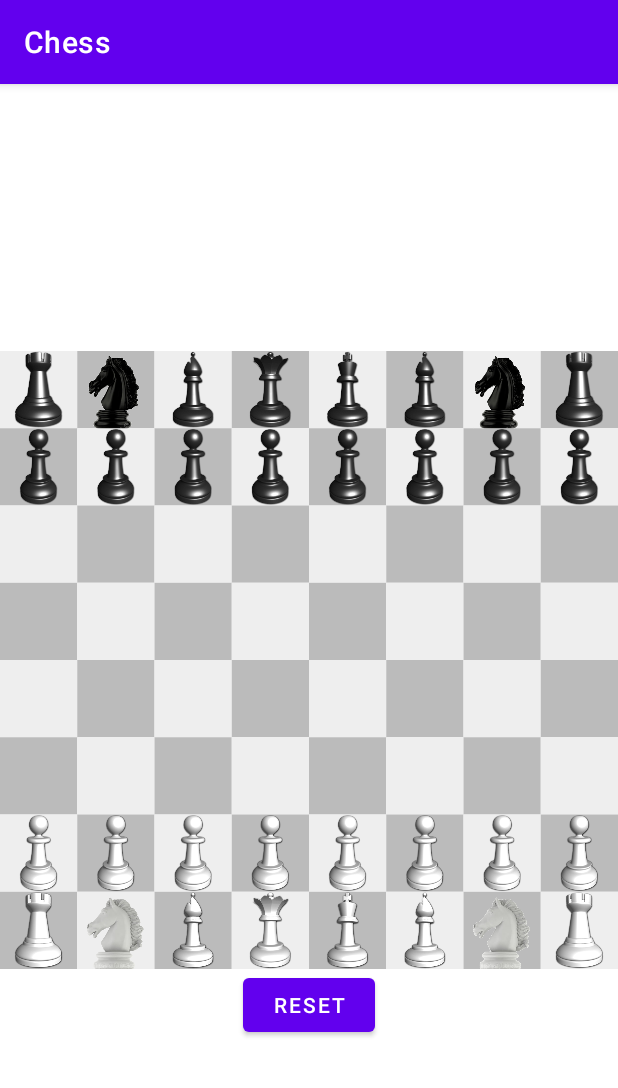
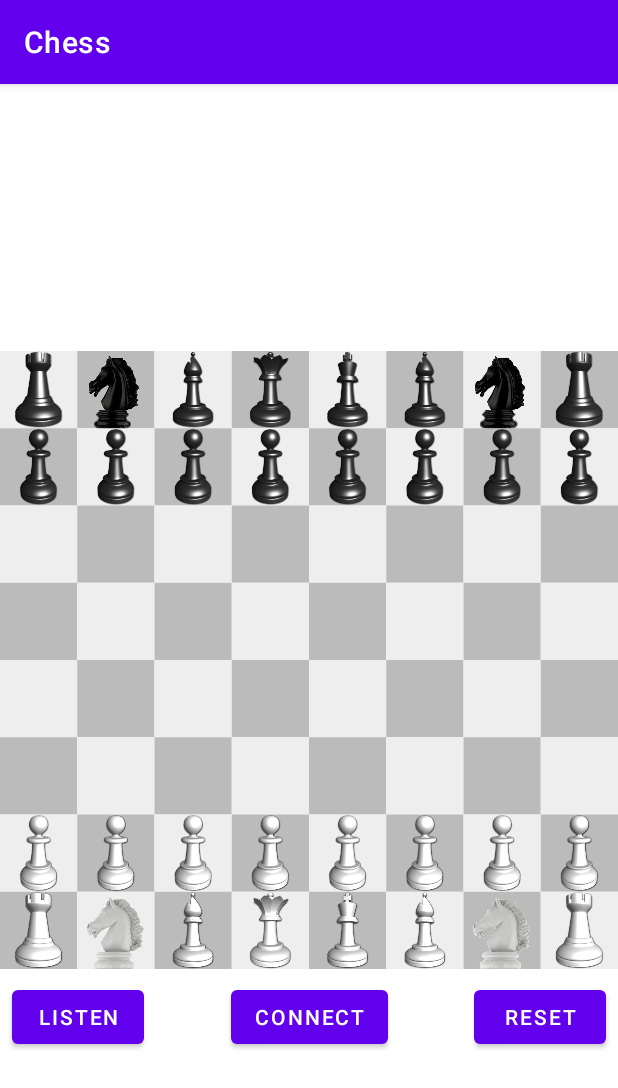
Before and after one commit to Sergun1Kirill/chess-android-kotlin, an Android app: the screen it shows after launch (MainActivity), on a phone screen of 412 x 824 dp. Shown: the top 1088 px of the screen. Run offline under Robolectric (Android 15) with nearby library versions, the phone set to English and light mode, and no system bars.

```diff
--- a/chess/app/src/main/AndroidManifest.xml
+++ b/chess/app/src/main/AndroidManifest.xml
@@ -1,6 +1,8 @@
 <?xml version="1.0" encoding="utf-8"?>
 <manifest xmlns:android="http://schemas.android.com/apk/res/android"
     package="com.sergun.chess">
+
+    <uses-permission android:name="android.permission.INTERNET"/>
 
     <application
         android:allowBackup="true"
@@ -9,6 +11,7 @@
         android:roundIcon="@mipmap/ic_launcher_round"
         android:supportsRtl="true"
         android:theme="@style/Theme.Chess">
+
         <activity
             android:name=".MainActivity"
             android:exported="true"
--- a/chess/app/src/main/java/com/sergun/chess/MainActivity.kt
+++ b/chess/app/src/main/java/com/sergun/chess/MainActivity.kt
@@ -4,6 +4,10 @@ import androidx.appcompat.app.AppCompatActivity
 import android.os.Bundle
 import android.util.Log
 import android.widget.Button
+import java.io.PrintWriter
+import java.net.Socket
+import java.util.*
+import java.util.concurrent.Executors
 
 const val TAG = "MainActivity"
 
@@ -24,6 +28,27 @@ class MainActivity : AppCompatActivity(), ChessDelegate {
             chessView.invalidate()
 
         }
+        findViewById<Button>(R.id.listen_button).setOnClickListener{
+            Log.d(TAG, "Socket server listening on port ...")
+        }
+
+        findViewById<Button>(R.id.connect_button).setOnClickListener{
+            Log.d(TAG, "Socket client connecting to addr:port...")
+            Executors.newSingleThreadExecutor().execute{
+                val socket = Socket("192.168.100.7", 50000) //192.168.100.7
+                val scanner = Scanner(socket.getInputStream())
+                val printWriter = PrintWriter(socket.getOutputStream())
+                while(scanner.hasNextLine())
+                {
+                   val move : List<Int> = scanner.nextLine().split(",").map { it.toInt() }
+                    runOnUiThread{
+                        movePiece(move[0], move[1], move[2], move[3])
+                    }
+                }
+            }
+        }
+
+
     }
 
     override fun pieceAt(col: Int, row: Int): ChessPiece? {
--- a/chess/app/src/main/res/layout/activity_main.xml
+++ b/chess/app/src/main/res/layout/activity_main.xml
@@ -5,7 +5,7 @@
     android:id="@+id/linearLayout"
     android:layout_width="match_parent"
     android:layout_height="match_parent"
-    android:layout_gravity="center">
+    android:gravity="center">
 
 
     <com.sergun.chess.ChessView
@@ -17,14 +17,50 @@
         app:layout_constraintTop_toTopOf="parent">
 
     </com.sergun.chess.ChessView>
+    <androidx.constraintlayout.widget.ConstraintLayout
+        android:layout_width="match_parent"
+        android:layout_height="wrap_content"
+        android:gravity="center"
+        android:orientation="vertical"
+        tools:ignore="MissingConstraints">
+
+
+    </androidx.constraintlayout.widget.ConstraintLayout>
 
     <Button
         android:id="@+id/reset_button"
         android:layout_width="wrap_content"
         android:layout_height="wrap_content"
+        android:layout_marginTop="12dp"
+        android:layout_margin="8dp"
         android:text="@string/reset_button"
+
         app:layout_constraintEnd_toEndOf="parent"
+
+        app:layout_constraintTop_toBottomOf="@+id/chess_view"
+        tools:ignore="MissingConstraints" />
+
+    <Button
+        android:id="@+id/connect_button"
+        android:layout_width="wrap_content"
+        android:layout_height="wrap_content"
+        android:layout_marginTop="12dp"
+        android:layout_margin="8dp"
+        android:text="@string/connect_button"
+        app:layout_constraintEnd_toStartOf="@+id/reset_button"
+        app:layout_constraintStart_toEndOf="@+id/listen_button"
+        app:layout_constraintTop_toBottomOf="@+id/chess_view"
+        tools:ignore="MissingConstraints" />
+
+    <Button
+        android:id="@+id/listen_button"
+        android:layout_width="wrap_content"
+        android:layout_height="wrap_content"
+        android:layout_marginTop="12dp"
+        android:layout_margin="8dp"
+        android:text="@string/listen_button"
         app:layout_constraintStart_toStartOf="parent"
-        app:layout_constraintTop_toBottomOf="@+id/chess_view" />
+        app:layout_constraintTop_toBottomOf="@+id/chess_view"
+        tools:ignore="MissingConstraints" />
 
 </androidx.constraintlayout.widget.ConstraintLayout>
--- a/chess/app/src/main/res/values/strings.xml
+++ b/chess/app/src/main/res/values/strings.xml
@@ -1,4 +1,6 @@
 <resources>
     <string name="app_name">Chess</string>
     <string name="reset_button">Reset</string>
+    <string name="listen_button">Listen</string>
+    <string name="connect_button">Connect</string>
 </resources>
```
